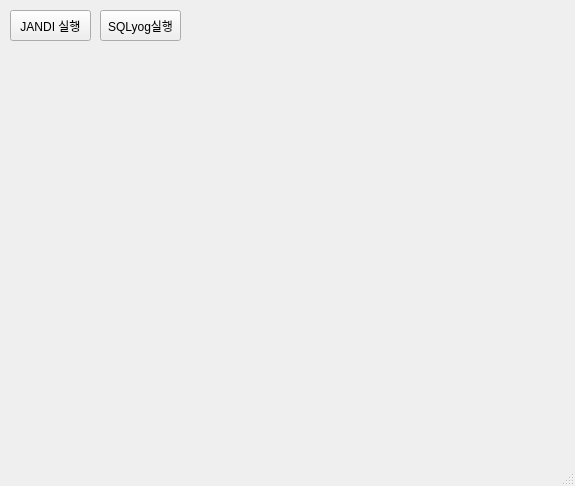
The window that kh_macro/kh_macro.ui (Flowerkh/python) describes before a commit, drawn with Qt 5.
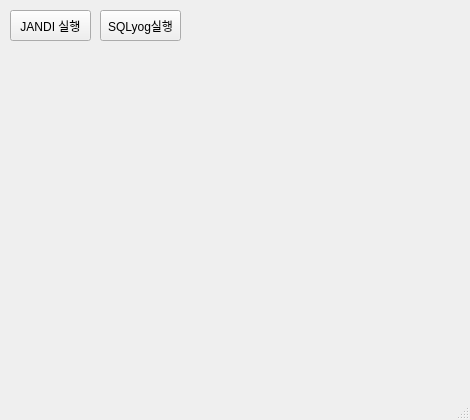
The same window after the commit.

Commit message: 메크로 업데이트

Diff of the .ui file:
```diff
--- a/kh_macro/kh_macro.ui
+++ b/kh_macro/kh_macro.ui
@@ -6,8 +6,8 @@
    <rect>
     <x>0</x>
     <y>0</y>
-    <width>575</width>
-    <height>486</height>
+    <width>470</width>
+    <height>420</height>
    </rect>
   </property>
   <property name="windowTitle">
```
Left out of the diff: 2 changed lines with no effect on the pictures. The commit also changes 1 other file.
